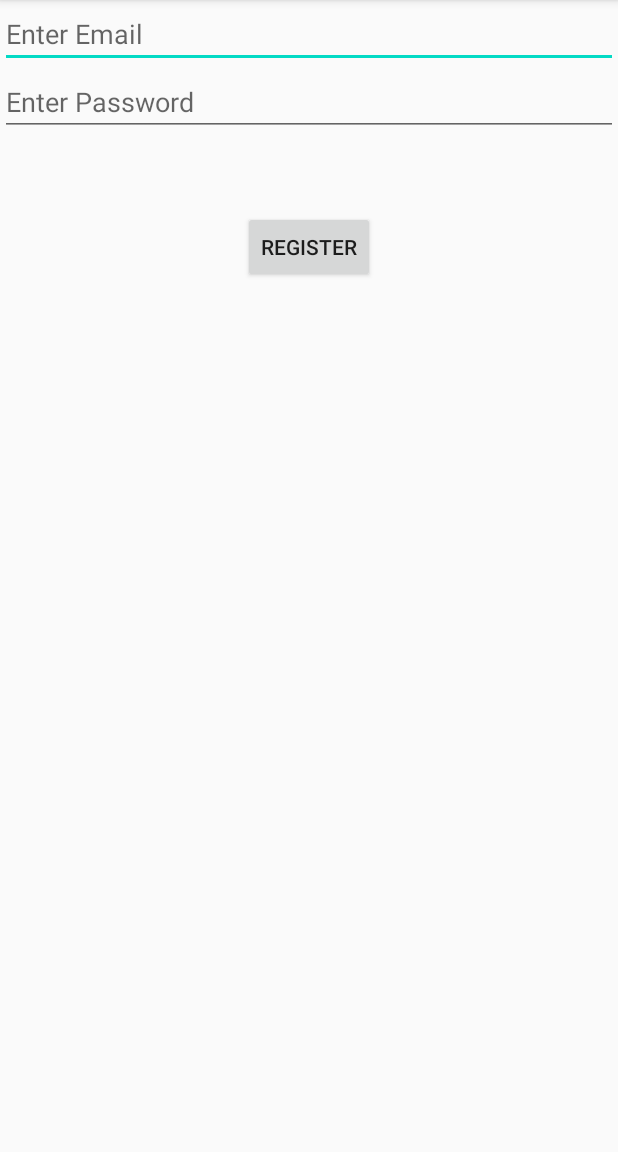
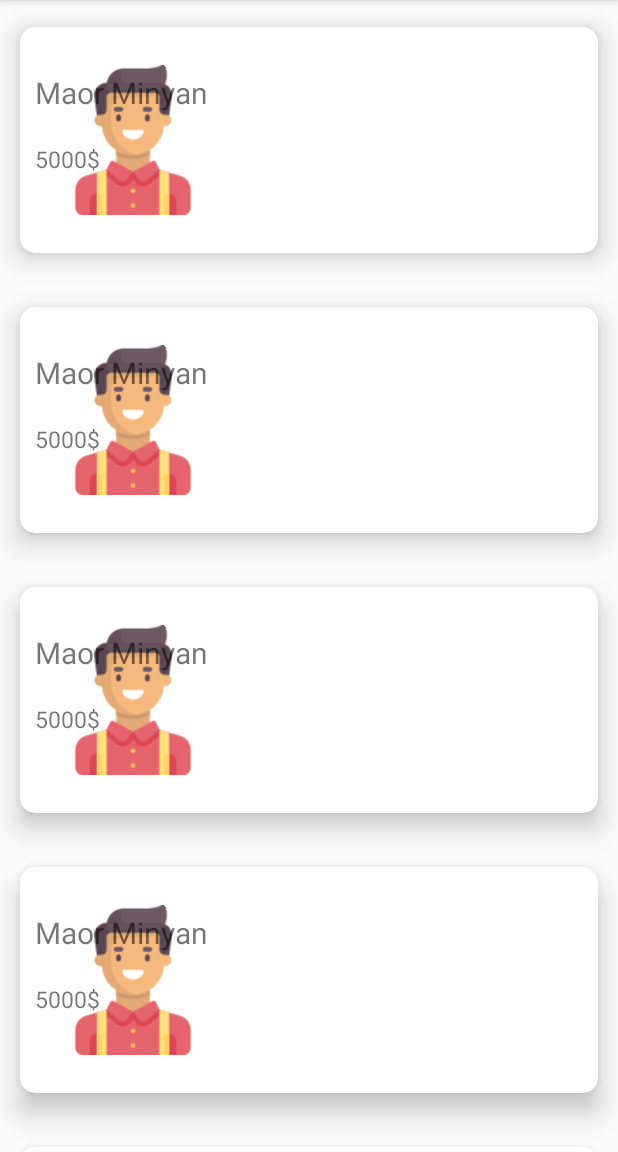
Before and after one commit to Maorm2/ShiftManagment, an Android app: the ManageEmployeeView screen opened directly, with no data from a screen before it, on a phone screen of 412 x 824 dp, the part 84-1236 px from its top. Run offline under Robolectric (Android 15) with nearby library versions, the phone set to English and light mode, and no system bars.

Commit message:
Recyclerview has been added to employee list

```diff
--- a/app/build.gradle
+++ b/app/build.gradle
@@ -35,6 +35,10 @@ dependencies {
     // Lifecycles only (without ViewModel or LiveData)
     implementation "androidx.lifecycle:lifecycle-runtime:$lifecycle_version"
 
+    implementation "androidx.recyclerview:recyclerview:1.1.0"
+
+    implementation "androidx.cardview:cardview:1.0.0"
+
     implementation fileTree(dir: 'libs', include: ['*.jar'])
 
     implementation 'androidx.appcompat:appcompat:1.1.0'
--- /dev/null
+++ b/app/src/main/java/com/example/shiftmanagment/adapter/EmployeeAdapter.java
@@ -0,0 +1,59 @@
+package com.example.shiftmanagment.adapter;
+
+import android.view.LayoutInflater;
+import android.view.View;
+import android.view.ViewGroup;
+import android.widget.TextView;
+
+import androidx.annotation.NonNull;
+import androidx.recyclerview.widget.RecyclerView;
+
+import com.example.shiftmanagment.R;
+import com.example.shiftmanagment.util.Employee;
+
+import java.util.List;
+
+public class EmployeeAdapter extends RecyclerView.Adapter<EmployeeAdapter.EmployeeViewHolder> {
+
+    private List<Employee> employees;
+
+
+    public EmployeeAdapter(List<Employee> employees) {
+        this.employees = employees;
+    }
+
+    public class EmployeeViewHolder extends RecyclerView.ViewHolder{
+
+        TextView nameTv;
+        TextView salaryTv;
+
+        public EmployeeViewHolder(@NonNull View itemView) {
+            super(itemView);
+
+            nameTv = itemView.findViewById(R.id.employee_fullName);
+            salaryTv = itemView.findViewById(R.id.employee_salary);
+
+        }
+    }
+
+    @NonNull
+    @Override
+    public EmployeeViewHolder onCreateViewHolder(@NonNull ViewGroup parent, int viewType) {
+        View view = LayoutInflater.from(parent.getContext()).inflate(R.layout.employee_cell,parent,false);
+        EmployeeViewHolder employeeViewHolder = new EmployeeViewHolder(view);
+        return employeeViewHolder;
+    }
+
+    @Override
+    public void onBindViewHolder(@NonNull EmployeeViewHolder holder, int position) {
+        Employee employee = employees.get(position);
+        holder.nameTv.setText(employee.getFirstName()+ " " + employee.getLastName());
+        holder.salaryTv.setText(employee.getSalary()+"$");
+
+    }
+
+    @Override
+    public int getItemCount() {
+        return employees.size();
+    }
+}
--- a/app/src/main/java/com/example/shiftmanagment/database/Database.java
+++ b/app/src/main/java/com/example/shiftmanagment/database/Database.java
@@ -2,7 +2,7 @@ package com.example.shiftmanagment.database;
 
 import androidx.annotation.NonNull;
 
-import com.example.shiftmanagment.util.User;
+import com.example.shiftmanagment.util.Employee;
 import com.example.shiftmanagment.view.MainActivity;
 import com.google.android.gms.tasks.OnCompleteListener;
 import com.google.android.gms.tasks.OnSuccessListener;
@@ -55,7 +55,7 @@ public class Database {
                     mDocRef.get().addOnSuccessListener(new OnSuccessListener<DocumentSnapshot>() {
                         @Override
                         public void onSuccess(DocumentSnapshot documentSnapshot) {
-                            User loggedInUser = documentSnapshot.toObject(User.class);
+                            Employee loggedInUser = documentSnapshot.toObject(Employee.class);
                             logInActions.LogInSuccessfully(loggedInUser);
                         }
                     });
--- a/app/src/main/java/com/example/shiftmanagment/util/User.java
+++ b/app/src/main/java/com/example/shiftmanagment/util/Employee.java
@@ -1,15 +1,15 @@
 package com.example.shiftmanagment.util;
 
-public class User {
+public class Employee {
 
     private String firstName;
     private String lastName;
     private int salary;
     private boolean Manager;
 
-    public User() {}
+    public Employee() {}
 
-    public User(String firstName, String lastName, int salary, boolean Manager) {
+    public Employee(String firstName, String lastName, int salary, boolean Manager) {
         this.firstName = firstName;
         this.lastName = lastName;
         this.salary = salary;
--- a/app/src/main/java/com/example/shiftmanagment/view/AdminPageView.java
+++ b/app/src/main/java/com/example/shiftmanagment/view/AdminPageView.java
@@ -40,13 +40,13 @@ public class AdminPageView extends AppCompatActivity {
             }
         });
 
-        Button btnMoveToManageShift = findViewById(R.id.btn_manage_shift);
+       /* Button btnMoveToManageShift = findViewById(R.id.btn_manage_shift);
         btnMoveToManageShift.setOnClickListener(new View.OnClickListener() {
             @Override
             public void onClick(View v) {
                 Intent intent = new Intent(AdminPageView.this, ManageShiftsView.class);
                 startActivity(intent);
             }
-        });
+        });*/
     }
 }
--- a/app/src/main/java/com/example/shiftmanagment/view/MainActivity.java
+++ b/app/src/main/java/com/example/shiftmanagment/view/MainActivity.java
@@ -12,17 +12,9 @@ import android.widget.EditText;
 import android.widget.Toast;
 
 import com.example.shiftmanagment.R;
-import com.example.shiftmanagment.util.Shift;
-import com.example.shiftmanagment.util.User;
+import com.example.shiftmanagment.util.Employee;
 import com.example.shiftmanagment.viewmodel.MainActivityViewModel;
 import com.google.firebase.auth.FirebaseAuth;
-import com.google.firebase.database.DatabaseReference;
-import com.google.firebase.database.FirebaseDatabase;
-
-import java.sql.Date;
-import java.sql.Time;
-import java.time.Clock;
-import java.time.Period;
 
 public class MainActivity extends AppCompatActivity {
 
@@ -39,7 +31,9 @@ public class MainActivity extends AppCompatActivity {
         authStateListener = new FirebaseAuth.AuthStateListener() {
             @Override
             public void onAuthStateChanged(@NonNull FirebaseAuth firebaseAuth) {
+                if(firebaseAuth.getCurrentUser() != null){
 
+                }
             }
         };
 
@@ -54,7 +48,7 @@ public class MainActivity extends AppCompatActivity {
 
                 viewModel.signInUser(userName, password, new LogInActions() {
                     @Override
-                    public void LogInSuccessfully(User user) {
+                    public void LogInSuccessfully(Employee user) {
                         Log.d("mylog ", user.toString());
                         if(user.isManager()){
                             Intent intent = new Intent(getApplicationContext(), AdminPageView.class);
@@ -104,7 +98,7 @@ public class MainActivity extends AppCompatActivity {
     }
 
     public interface LogInActions {
-        void LogInSuccessfully(User user);
+        void LogInSuccessfully(Employee user);
         void LogInFailed();
     }
 }
--- a/app/src/main/java/com/example/shiftmanagment/view/ManageEmployeeView.java
+++ b/app/src/main/java/com/example/shiftmanagment/view/ManageEmployeeView.java
@@ -1,16 +1,41 @@
 package com.example.shiftmanagment.view;
 
 import androidx.appcompat.app.AppCompatActivity;
+import androidx.recyclerview.widget.LinearLayoutManager;
+import androidx.recyclerview.widget.RecyclerView;
 
 import android.os.Bundle;
 
 import com.example.shiftmanagment.R;
+import com.example.shiftmanagment.adapter.EmployeeAdapter;
+import com.example.shiftmanagment.util.Employee;
+
+import java.util.ArrayList;
+import java.util.List;
 
 public class ManageEmployeeView extends AppCompatActivity {
 
     @Override
     protected void onCreate(Bundle savedInstanceState) {
         super.onCreate(savedInstanceState);
-        setContentView(R.layout.activity_manage_employee_view);
+        setContentView(R.layout.activity_employee_list);
+
+        RecyclerView recyclerView = findViewById(R.id.recyclerview_employee);
+        recyclerView.setHasFixedSize(true);
+
+        recyclerView.setLayoutManager(new LinearLayoutManager(this));
+
+        List<Employee> employees = new ArrayList<>();
+        employees.add(new Employee("Maor","Minyan",5000,true));
+        employees.add(new Employee("Maor","Minyan",5000,true));
+        employees.add(new Employee("Maor","Minyan",5000,true));
+        employees.add(new Employee("Maor","Minyan",5000,true));
+        employees.add(new Employee("Maor","Minyan",5000,true));
+        employees.add(new Employee("Maor","Minyan",5000,true));
+        employees.add(new Employee("Maor","Minyan",5000,true));
+        employees.add(new Employee("Maor","Minyan",5000,true));
+
+        EmployeeAdapter employeeAdapter = new EmployeeAdapter(employees);
+        recyclerView.setAdapter(employeeAdapter);
     }
 }
--- a/app/src/main/java/com/example/shiftmanagment/viewmodel/MainActivityViewModel.java
+++ b/app/src/main/java/com/example/shiftmanagment/viewmodel/MainActivityViewModel.java
@@ -11,12 +11,12 @@ public class MainActivityViewModel extends ViewModel {
 
     private  Database mDatabase = Database.getInstance();
 
-    public void signInUser(String username, String password, View v) {
-        mDatabase.signInUser(username, password, v);
-    }
+//    public void signInUser(String username, String password, View v) {
+//        mDatabase.signInUser(username, password, v);
+//    }
 
     public void signInUser(final String username,final String password , final MainActivity.LogInActions logInActions){
-        database.signInUser(username, password, logInActions);
+        mDatabase.signInUser(username, password, logInActions);
     }
 
 }
--- a/app/src/main/java/com/example/shiftmanagment/viewmodel/ManageEmployeeViewModel.java
+++ b/app/src/main/java/com/example/shiftmanagment/viewmodel/ManageEmployeeViewModel.java
@@ -12,7 +12,7 @@ public class ManageEmployeeViewModel extends ViewModel {
     private Database mDatabase = Database.getInstance();
 
     public void signUpUser(String email, String password, View v){
-        mDatabase.createUser(email,password,v);
+        mDatabase.createUser(email,password);
     }
 
 }
--- /dev/null
+++ b/app/src/main/res/layout/activity_employee_list.xml
@@ -0,0 +1,12 @@
+<?xml version="1.0" encoding="utf-8"?>
+<androidx.constraintlayout.widget.ConstraintLayout
+    xmlns:android="http://schemas.android.com/apk/res/android" android:layout_width="match_parent"
+    android:layout_height="match_parent">
+
+
+    <androidx.recyclerview.widget.RecyclerView
+        android:layout_width="match_parent"
+        android:layout_height="match_parent"
+        android:id="@+id/recyclerview_employee"/>
+
+</androidx.constraintlayout.widget.ConstraintLayout>
--- /dev/null
+++ b/app/src/main/res/layout/employee_cell.xml
@@ -0,0 +1,44 @@
+<?xml version="1.0" encoding="utf-8"?>
+<androidx.cardview.widget.CardView
+    android:layout_width="match_parent"
+    android:layout_height="wrap_content"
+    xmlns:app="http://schemas.android.com/apk/res-auto"
+    app:cardUseCompatPadding="true"
+    app:contentPadding="10dp"
+    app:cardElevation="10dp"
+    app:cardCornerRadius="10dp"
+    xmlns:android="http://schemas.android.com/apk/res/android">
+
+
+    <ImageView
+        android:layout_width="100dp"
+        android:layout_height="100dp"
+        android:layout_gravity="start"
+        android:layout_margin="15dp"
+        android:src="@drawable/employee_default"
+        android:id="@+id/employee_image"/>
+
+    <LinearLayout
+        android:layout_width="match_parent"
+        android:layout_height="match_parent"
+        android:orientation="vertical"
+        android:layout_gravity="center|top">
+
+        <TextView
+            android:layout_width="wrap_content"
+            android:layout_height="wrap_content"
+            android:text="name"
+            android:textSize="20sp"
+            android:layout_marginRight="20dp"
+            android:layout_marginTop="20dp"
+            android:id="@+id/employee_fullName"/>
+        <TextView
+            android:layout_width="wrap_content"
+            android:layout_height="wrap_content"
+            android:text="Salary"
+            android:layout_marginRight="20dp"
+            android:textSize="15sp"
+            android:layout_marginTop="20dp"
+            android:id="@+id/employee_salary"/>
+</LinearLayout>
+</androidx.cardview.widget.CardView>
```
Also changed, not shown: app/src/main/res/drawable/employee_default.png (added).
